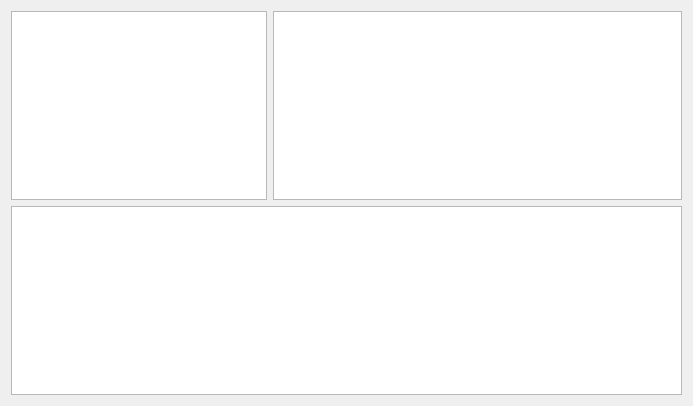
First picture: the form in ui/widgets/ConnectionTab.ui, repository daqt/daqt, before the edit.
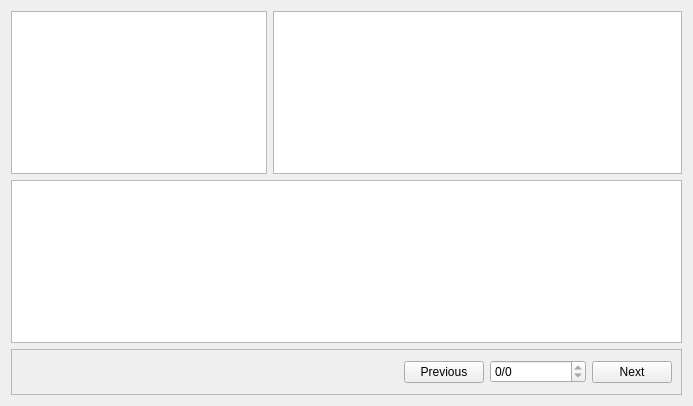
Second picture: the form after the edit.

Commit message: Added page system to value table, so not all rows get displayed at once

What changed in the file:
```diff
--- a/ui/widgets/ConnectionTab.ui
+++ b/ui/widgets/ConnectionTab.ui
@@ -47,6 +47,81 @@
      </attribute>
     </widget>
    </item>
+   <item row="1" column="2">
+    <widget class="QListWidget" name="listTables">
+     <property name="alternatingRowColors">
+      <bool>true</bool>
+     </property>
+    </widget>
+   </item>
+   <item row="1" column="0" colspan="2">
+    <widget class="QListWidget" name="listDatabases">
+     <property name="alternatingRowColors">
+      <bool>true</bool>
+     </property>
+    </widget>
+   </item>
+   <item row="3" column="0" colspan="3">
+    <widget class="QFrame" name="frameControl">
+     <property name="minimumSize">
+      <size>
+       <width>0</width>
+       <height>46</height>
+      </size>
+     </property>
+     <property name="frameShape">
+      <enum>QFrame::StyledPanel</enum>
+     </property>
+     <property name="frameShadow">
+      <enum>QFrame::Raised</enum>
+     </property>
+     <layout class="QHBoxLayout" name="horizontalLayout">
+      <item>
+       <spacer name="horizontalSpacer">
+        <property name="orientation">
+         <enum>Qt::Horizontal</enum>
+        </property>
+        <property name="sizeHint" stdset="0">
+         <size>
+          <width>380</width>
+          <height>20</height>
+         </size>
+        </property>
+       </spacer>
+      </item>
+      <item>
+       <widget class="QPushButton" name="buttonPrevious">
+        <property name="text">
+         <string>Previous</string>
+        </property>
+       </widget>
+      </item>
+      <item>
+       <widget class="QSpinBox" name="spinPage">
+        <property name="minimumSize">
+         <size>
+          <width>96</width>
+          <height>0</height>
+         </size>
+        </property>
+        <property name="suffix">
+         <string>/0</string>
+        </property>
+        <property name="maximum">
+         <number>0</number>
+        </property>
+       </widget>
+      </item>
+      <item>
+       <widget class="QPushButton" name="buttonNext">
+        <property name="text">
+         <string>Next</string>
+        </property>
+       </widget>
+      </item>
+     </layout>
+    </widget>
+   </item>
   </layout>
  </widget>
  <resources/>
```
Left out of the diff: 14 changed lines with no effect on the pictures. The commit also changes 4 other files.
